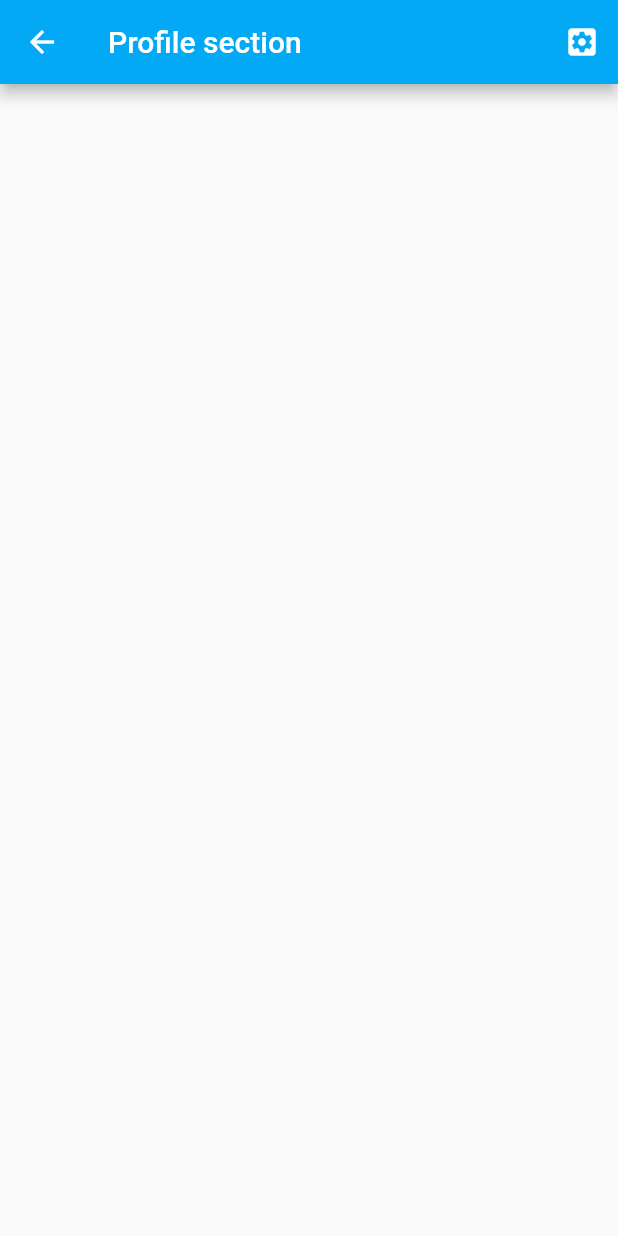
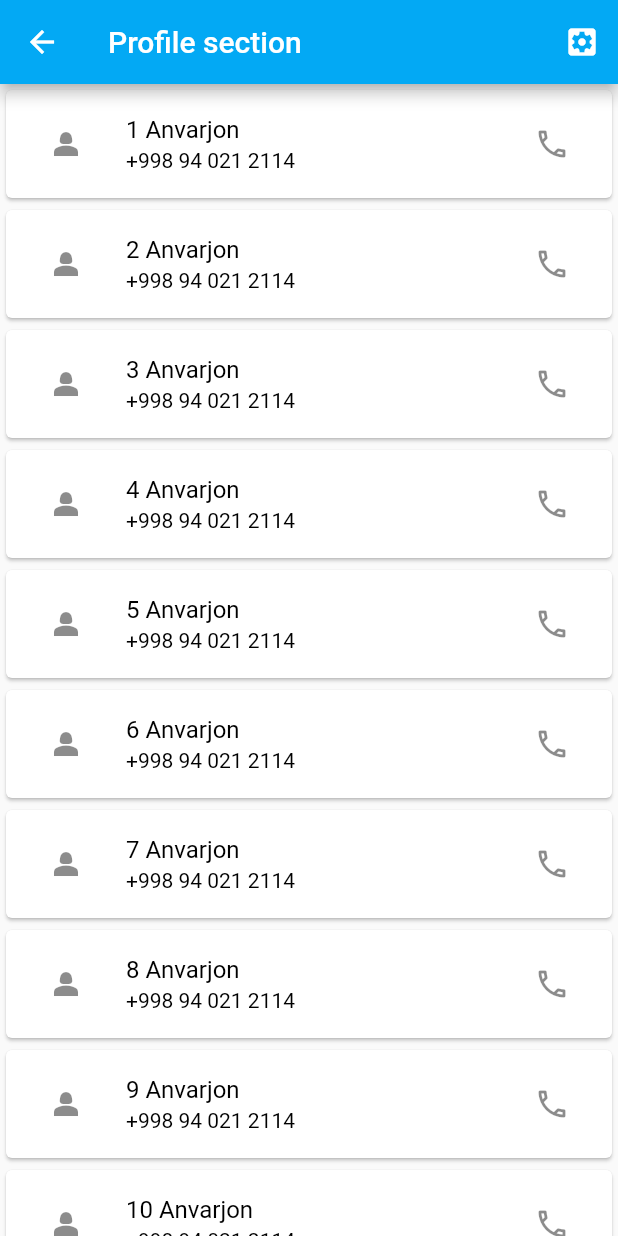
Before and after one commit to Umaraliyev2004/homework_Navigator, a Flutter app: the ProfilePage screen opened by its route, on a phone screen of 412 x 824 dp. Run offline on Flutter 3.47's test engine with Material 2 defaults, Android fonts, the phone set to English and light mode, and no system bars; network calls fail.

Commit message:
call and contact pages edited

```diff
--- a/lib/pages/drawer/contact_page.dart
+++ b/lib/pages/drawer/contact_page.dart
@@ -24,7 +24,26 @@ class ProfilePage extends StatelessWidget {
         title: const Text("Profile section"),
         backgroundColor: Colors.lightBlue,
       ),
-      body: ListView(),
+      body: ListView.builder(
+        itemCount: 20,
+        itemBuilder: (context, int index) {
+          return Card(
+            color: Colors.white,
+            child: ListTile(
+              leading: IconButton(onPressed: () {}, icon: const Icon(Icons.person_2)),
+              title:  Text("${index + 1} Anvarjon"),
+              subtitle: const Text(
+                "+998 94 021 2114",
+              ),
+              textColor: Colors.black,
+              trailing: IconButton(
+                onPressed: () {},
+                icon: const Icon(Icons.call_outlined),
+              ),
+            ),
+          );
+        },
+      ),
     );
   }
 }
```
Also changed, not shown: lib/pages/drawer/call_page.dart (+24 -0 lines).
